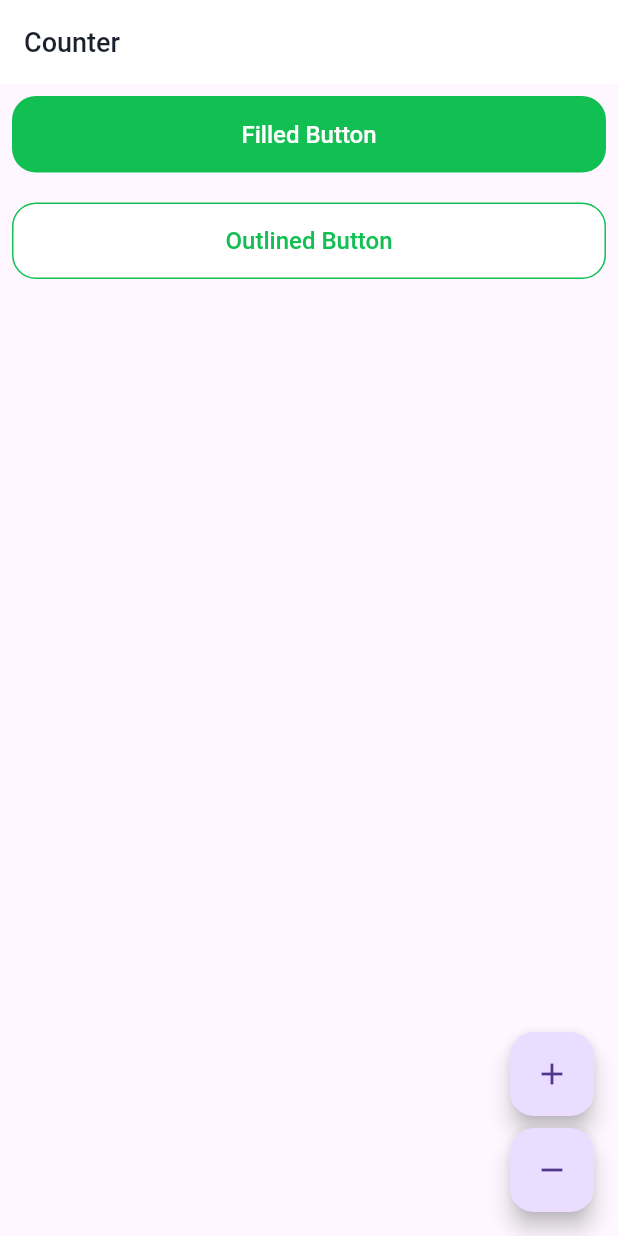
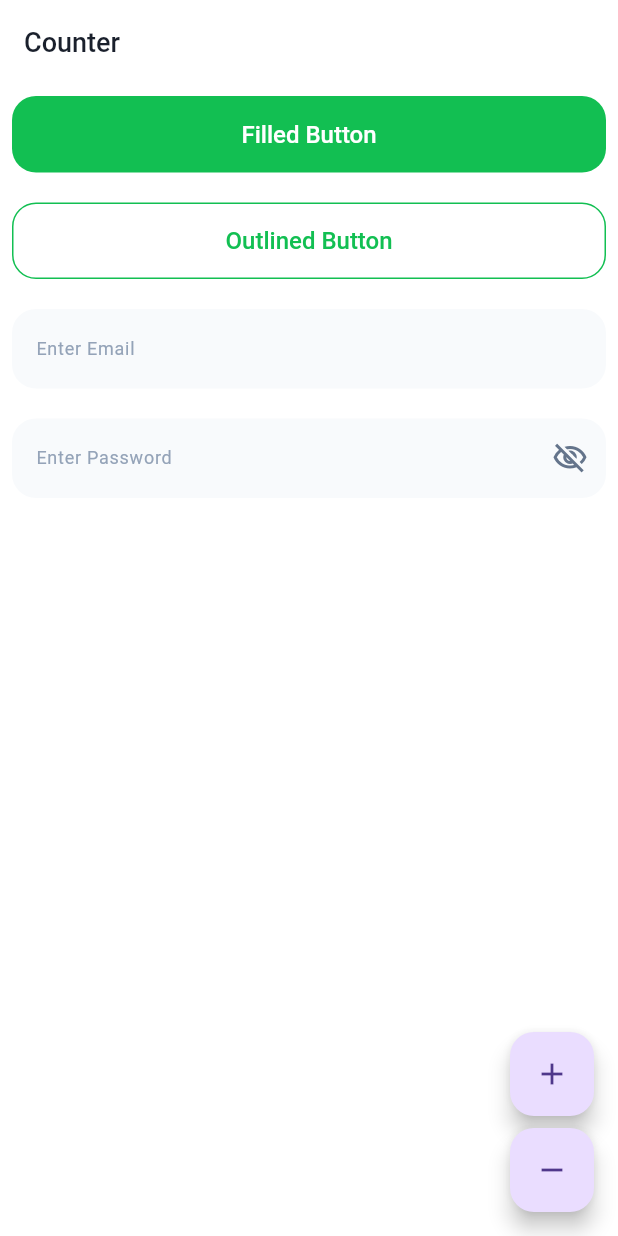
Before and after one commit to monirhelalee/office-hour, a Flutter app: the screen it shows after launch, on a phone screen of 412 x 824 dp. Run offline on Flutter 3.47's test engine with Material 3 defaults, Android fonts, the phone set to English and light mode, and no system bars; our stand-ins replace bloc, flutter_bloc; generated files the repository leaves out were written again.

Commit message:
feat: Implement custom TextField and update theme
This commit introduces a new custom `TextField` with specific styling for email and password inputs on the `CounterPage`.

It also includes:
- A new `CustomOutlinedInputBorder` class for customizing text field borders.
- Updates to `LightTheme` to incorporate the new `InputDecorationTheme` for text fields.
- Modification of the `AppTheme` abstract class to include `inputDecorationTheme`.
- Setting the background color of `CounterPage` to white.

```diff
--- /dev/null
+++ b/lib/app/view/style/custom_outline_input_border.dart
@@ -0,0 +1,120 @@
+import 'package:flutter/material.dart';
+
+class CustomOutlinedInputBorder extends InputBorder {
+  const CustomOutlinedInputBorder({
+    super.borderSide = const BorderSide(),
+    this.borderRadius = const BorderRadius.all(Radius.circular(4)),
+  });
+
+  final BorderRadius borderRadius;
+
+  @override
+  bool get isOutline => false;
+
+  @override
+  CustomOutlinedInputBorder copyWith({
+    BorderSide? borderSide,
+    BorderRadius? borderRadius,
+  }) {
+    return CustomOutlinedInputBorder(
+      borderSide: borderSide ?? this.borderSide,
+      borderRadius: borderRadius ?? this.borderRadius,
+    );
+  }
+
+  @override
+  EdgeInsetsGeometry get dimensions {
+    return EdgeInsets.all(borderSide.width);
+  }
+
+  @override
+  CustomOutlinedInputBorder scale(double t) {
+    return CustomOutlinedInputBorder(
+      borderSide: borderSide.scale(t),
+      borderRadius: borderRadius * t,
+    );
+  }
+
+  @override
+  ShapeBorder? lerpFrom(ShapeBorder? a, double t) {
+    if (a is CustomOutlinedInputBorder) {
+      final CustomOutlinedInputBorder outline = a;
+      return CustomOutlinedInputBorder(
+        borderRadius: BorderRadius.lerp(outline.borderRadius, borderRadius, t)!,
+        borderSide: BorderSide.lerp(outline.borderSide, borderSide, t),
+      );
+    }
+    return super.lerpFrom(a, t);
+  }
+
+  @override
+  ShapeBorder? lerpTo(ShapeBorder? b, double t) {
+    if (b is CustomOutlinedInputBorder) {
+      final outline = b;
+      return CustomOutlinedInputBorder(
+        borderRadius: BorderRadius.lerp(borderRadius, outline.borderRadius, t)!,
+        borderSide: BorderSide.lerp(borderSide, outline.borderSide, t),
+      );
+    }
+    return super.lerpTo(b, t);
+  }
+
+  @override
+  Path getInnerPath(Rect rect, {TextDirection? textDirection}) {
+    return Path()..addRRect(
+      borderRadius
+          .resolve(textDirection)
+          .toRRect(rect)
+          .deflate(borderSide.width),
+    );
+  }
+
+  @override
+  Path getOuterPath(Rect rect, {TextDirection? textDirection}) {
+    return Path()..addRRect(borderRadius.resolve(textDirection).toRRect(rect));
+  }
+
+  @override
+  void paintInterior(
+    Canvas canvas,
+    Rect rect,
+    Paint paint, {
+    TextDirection? textDirection,
+  }) {
+    canvas.drawRRect(borderRadius.resolve(textDirection).toRRect(rect), paint);
+  }
+
+  @override
+  bool get preferPaintInterior => true;
+
+  @override
+  void paint(
+    Canvas canvas,
+    Rect rect, {
+    double? gapStart,
+    double gapExtent = 0.0,
+    double gapPercentage = 0.0,
+    TextDirection? textDirection,
+  }) {
+    final paint = borderSide.toPaint();
+    final outer = borderRadius.toRRect(rect);
+    final center = outer.deflate(borderSide.width / 2.0);
+    canvas.drawRRect(center, paint);
+  }
+
+  @override
+  bool operator ==(Object other) {
+    if (identical(this, other)) {
+      return true;
+    }
+    if (other.runtimeType != runtimeType) {
+      return false;
+    }
+    return other is CustomOutlinedInputBorder &&
+        other.borderSide == borderSide &&
+        other.borderRadius == borderRadius;
+  }
+
+  @override
+  int get hashCode => Object.hash(borderSide, borderRadius);
+}
--- a/lib/app/view/theme/light_theme.dart
+++ b/lib/app/view/theme/light_theme.dart
@@ -1,4 +1,5 @@
 import 'package:flutter/material.dart';
+import 'package:office_hour/app/view/style/custom_outline_input_border.dart';
 import 'package:office_hour/app/view/style/textstyles.dart';
 import 'package:office_hour/app/view/theme/theme.dart';
 
@@ -35,6 +36,7 @@ class LightTheme extends AppTheme {
     ),
     filledButtonTheme: filledButtonThemeData,
     outlinedButtonTheme: outlinedButtonThemeData,
+    inputDecorationTheme: inputDecorationTheme,
   );
 
   @override
@@ -73,6 +75,25 @@ class LightTheme extends AppTheme {
               }),
             ),
       );
+
+  @override
+  InputDecorationTheme get inputDecorationTheme => InputDecorationTheme(
+    filled: true,
+    fillColor: colors.surface50,
+    suffixIconColor: colors.surface500,
+    labelStyle: TextStyles.bodyMedium.copyWith(
+      color: colors.surface400,
+      fontWeight: FontWeight.w400,
+    ),
+    focusedBorder: CustomOutlinedInputBorder(
+      borderRadius: BorderRadius.circular(16),
+      borderSide: BorderSide(color: colors.primary),
+    ),
+    enabledBorder: CustomOutlinedInputBorder(
+      borderRadius: BorderRadius.circular(16),
+      borderSide: const BorderSide(color: Colors.transparent),
+    ),
+  );
 }
 
 class LightColors extends AppColors {
--- a/lib/app/view/theme/theme.dart
+++ b/lib/app/view/theme/theme.dart
@@ -1,5 +1,3 @@
-import 'dart:ui';
-
 import 'package:flutter/material.dart';
 
 abstract class AppColors {
@@ -42,4 +40,5 @@ abstract class AppTheme {
   ThemeData get theme;
   FilledButtonThemeData get filledButtonThemeData;
   OutlinedButtonThemeData get outlinedButtonThemeData;
+  InputDecorationTheme get inputDecorationTheme;
 }
--- a/lib/counter/view/counter_page.dart
+++ b/lib/counter/view/counter_page.dart
@@ -22,6 +22,7 @@ class CounterView extends StatelessWidget {
   Widget build(BuildContext context) {
     final l10n = context.l10n;
     return Scaffold(
+      backgroundColor: Colors.white,
       appBar: AppBar(title: Text(l10n.counterAppBarTitle)),
       body: Padding(
         padding: const EdgeInsets.all(8),
@@ -42,6 +43,26 @@ class CounterView extends StatelessWidget {
               child: OutlinedButton(
                 onPressed: () {},
                 child: const Text('Outlined Button'),
+              ),
+            ),
+            const SizedBox(
+              height: 20,
+            ),
+            TextField(
+              decoration: InputDecoration(
+                label: Text('Enter Email'),
+              ),
+            ),
+            const SizedBox(
+              height: 20,
+            ),
+            TextField(
+              decoration: InputDecoration(
+                label: Text('Enter Password'),
+                suffixIcon: IconButton(
+                  onPressed: () {},
+                  icon: Icon(Icons.visibility_off_outlined),
+                ),
               ),
             ),
           ],
```
